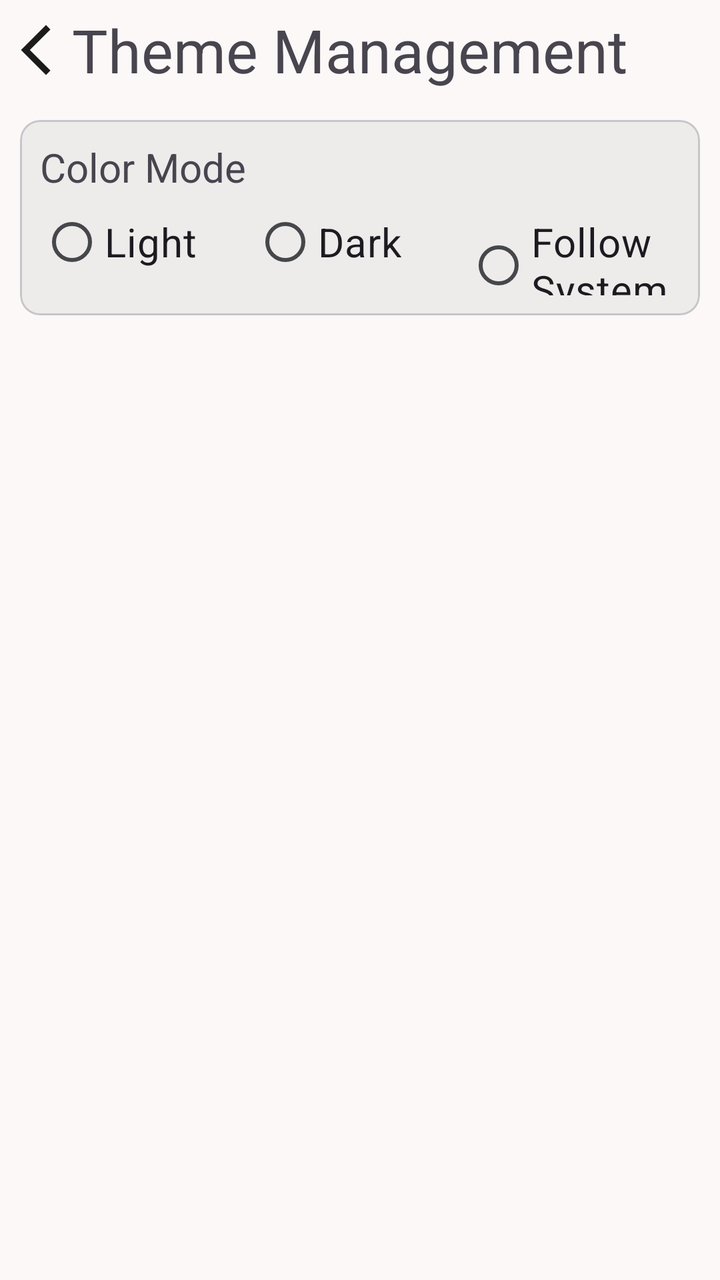
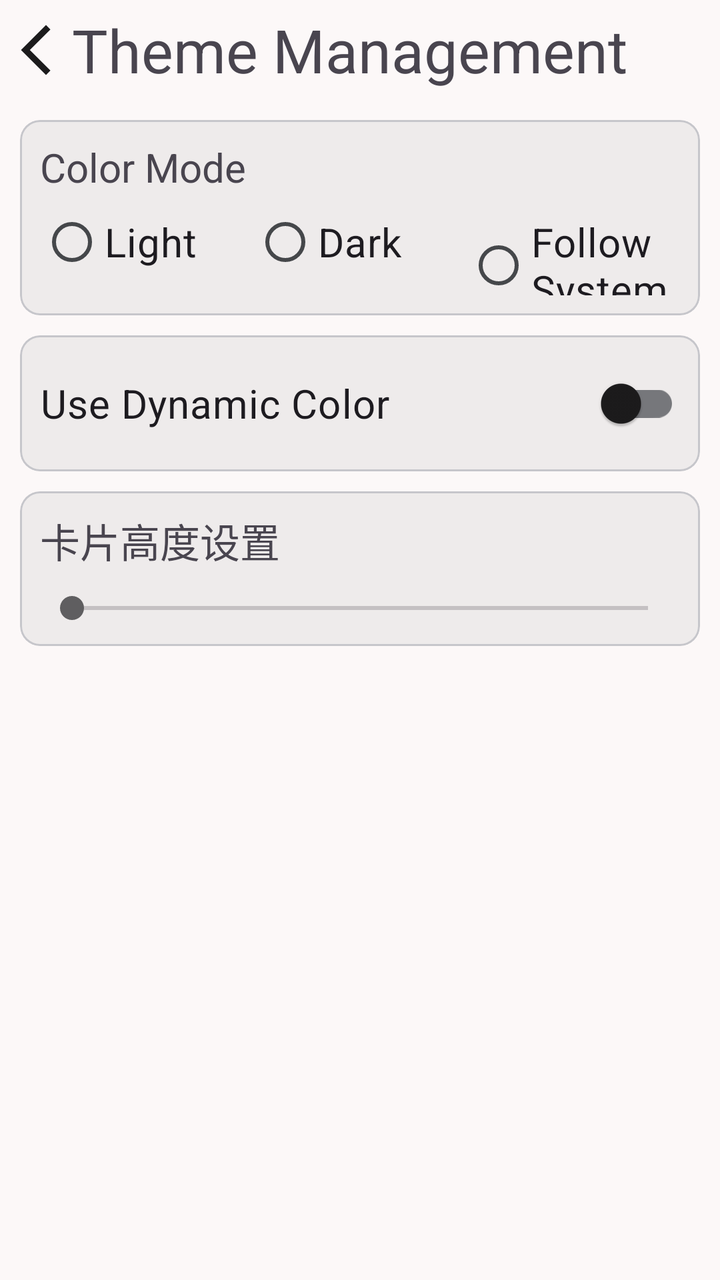

The first picture is an Android layout as it rendered before a commit; the second is the same layout after the commit. The layout source and the unified diff follow.
<!-- AndroidManifest.xml: application theme Theme.TodayToEat -->
<!-- res/layout/activity_theme.xml -->
<?xml version="1.0" encoding="utf-8"?>
<androidx.constraintlayout.widget.ConstraintLayout xmlns:android="http://schemas.android.com/apk/res/android"
    xmlns:app="http://schemas.android.com/apk/res-auto"
    xmlns:tools="http://schemas.android.com/tools"
    android:id="@+id/theme_activity"
    android:layout_width="match_parent"
    android:layout_height="match_parent"
    tools:context=".ThemeActivity"
    android:layout_marginTop="30sp">

    <LinearLayout
        android:id="@+id/ll_theme_header"
        app:layout_constraintTop_toTopOf="parent"
        android:layout_width="match_parent"
        android:layout_height="50sp"
        android:orientation="horizontal">

        <ImageButton
            android:id="@+id/ib_back"
            android:layout_width="0dp"
            android:layout_height="50sp"
            android:layout_gravity="center"
            android:layout_weight="1"
            android:src="@drawable/baseline_arrow_back_ios_new_24"
            android:backgroundTint="@color/transparent"/>

        <TextView
            android:layout_width="0dp"
            android:layout_height="wrap_content"
            android:layout_gravity="center|start"
            android:layout_weight="9"
            android:text="@string/theme"
            android:textSize="30sp"
            tools:ignore="MissingConstraints" />

    </LinearLayout>

    <com.google.android.material.card.MaterialCardView
        android:id="@+id/card_dark_or_light"
        android:layout_width="match_parent"
        android:layout_height="wrap_content"
        android:orientation="vertical"
        app:cardCornerRadius="10sp"
        app:cardElevation="3sp"
        android:outlineAmbientShadowColor="@android:color/transparent"
        android:outlineSpotShadowColor="@android:color/transparent"
        android:layout_margin="10sp"
        app:layout_constraintTop_toBottomOf="@id/ll_theme_header"
        tools:ignore="MissingConstraints">

        <LinearLayout
            android:layout_width="match_parent"
            android:layout_height="wrap_content"
            android:layout_margin="10sp"
            android:orientation="vertical">

            <TextView
                android:layout_width="wrap_content"
                android:layout_height="match_parent"
                android:text="@string/color_mode"
                android:textSize="20sp" />

            <RadioGroup
                android:id="@+id/rg_color_mode_manager"
                android:layout_width="match_parent"
                android:layout_height="wrap_content"
                android:orientation="horizontal">

                <com.google.android.material.radiobutton.MaterialRadioButton
                    android:id="@+id/rb_light"
                    android:layout_width="0dp"
                    android:layout_weight="1"
                    android:layout_height="wrap_content"
                    android:text="@string/light"
                    android:textSize="20sp"
                    android:gravity="center_vertical" />

                <com.google.android.material.radiobutton.MaterialRadioButton
                    android:id="@+id/rb_dark"
                    android:layout_width="0dp"
                    android:layout_weight="1"
                    android:layout_height="wrap_content"
                    android:text="@string/dark"
                    android:textSize="20sp"
                    android:gravity="center_vertical" />

                <com.google.android.material.radiobutton.MaterialRadioButton
                    android:id="@+id/rb_system"
                    android:layout_width="0sp"
                    android:layout_weight="1"
                    android:layout_height="wrap_content"
                    android:text="@string/follow_system"
                    android:textSize="20sp"
                    android:gravity="center_vertical"/>

            </RadioGroup>

        </LinearLayout>

    </com.google.android.material.card.MaterialCardView>

    <com.google.android.material.card.MaterialCardView
        android:id="@+id/card_color_manager"
        android:layout_width="match_parent"
        android:layout_height="wrap_content"
        android:orientation="vertical"
        app:cardCornerRadius="10sp"
        app:cardElevation="3sp"
        android:outlineAmbientShadowColor="@android:color/transparent"
        android:outlineSpotShadowColor="@android:color/transparent"
        android:layout_margin="10sp"
        android:visibility="gone"
        app:layout_constraintTop_toBottomOf="@id/card_dark_or_light">

        <com.google.android.material.switchmaterial.SwitchMaterial
            android:id="@+id/sw_color_manager"
            android:layout_width="match_parent"
            android:layout_height="wrap_content"
            android:text="@string/dynamic_color"
            android:textSize="20sp"
            android:layout_margin="10sp"/>

    </com.google.android.material.card.MaterialCardView>

</androidx.constraintlayout.widget.ConstraintLayout>
<!-- resources referenced by this layout -->
<resources>
  <color name="transparent">#00ffffff</color>
  <!-- drawable baseline_arrow_back_ios_new_24 (drawable) -->
  <vector xmlns:android="http://schemas.android.com/apk/res/android" android:height="30dp" android:tint="?attr/colorOnSurface" android:viewportHeight="24" android:viewportWidth="24" android:width="30dp">
        
      <path android:fillColor="@android:color/white" android:pathData="M17.77,3.77l-1.77,-1.77l-10,10l10,10l1.77,-1.77l-8.23,-8.23z"/>
      
  </vector>
  <string name="color_mode">Color Mode</string>
  <string name="dark">Dark</string>
  <string name="dynamic_color">Use Dynamic Color</string>
  <string name="follow_system">Follow System</string>
  <string name="light">Light</string>
  <string name="theme">Theme Management</string>
  <style name="Theme.TodayToEat" parent="@style/Theme.TodayToEatBase" />
  <color name="md_theme_primary">#5D5E62</color>
  <color name="md_theme_onPrimary">#FFFFFF</color>
  <color name="md_theme_primaryContainer">#949498</color>
  <color name="md_theme_onPrimaryContainer">#2C2D30</color>
  <color name="md_theme_secondary">#5F5E60</color>
  <color name="md_theme_onSecondary">#FFFFFF</color>
  <color name="md_theme_secondaryContainer">#E1DFE0</color>
  <color name="md_theme_onSecondaryContainer">#636264</color>
  <color name="md_theme_tertiary">#635D60</color>
  <color name="md_theme_onTertiary">#FFFFFF</color>
  <color name="md_theme_tertiaryContainer">#9A9296</color>
  <color name="md_theme_onTertiaryContainer">#312B2F</color>
  <color name="md_theme_error">#BA1A1A</color>
  <color name="md_theme_onError">#FFFFFF</color>
  <color name="md_theme_errorContainer">#FFDAD6</color>
  <color name="md_theme_onErrorContainer">#93000A</color>
  <color name="md_theme_background">#FCF8F8</color>
  <color name="md_theme_onBackground">#1C1B1C</color>
  <color name="md_theme_surface">#FCF8F8</color>
  <color name="md_theme_onSurface">#1C1B1C</color>
  <color name="md_theme_surfaceVariant">#E3E2E7</color>
  <color name="md_theme_onSurfaceVariant">#45474A</color>
  <color name="md_theme_outline">#76777B</color>
  <color name="md_theme_outlineVariant">#C6C6CB</color>
  <color name="md_theme_inverseSurface">#313030</color>
  <color name="md_theme_inverseOnSurface">#F4F0F0</color>
  <color name="md_theme_inversePrimary">#C7C6CA</color>
  <color name="md_theme_primaryFixed">#E3E2E6</color>
  <color name="md_theme_onPrimaryFixed">#1A1C1F</color>
  <color name="md_theme_primaryFixedDim">#C7C6CA</color>
  <color name="md_theme_onPrimaryFixedVariant">#46474A</color>
  <color name="md_theme_secondaryFixed">#E4E2E3</color>
  <color name="md_theme_onSecondaryFixed">#1B1B1D</color>
  <color name="md_theme_secondaryFixedDim">#C8C6C7</color>
  <color name="md_theme_onSecondaryFixedVariant">#474648</color>
  <color name="md_theme_tertiaryFixed">#EAE0E4</color>
  <color name="md_theme_onTertiaryFixed">#1F1A1D</color>
  <color name="md_theme_tertiaryFixedDim">#CDC4C8</color>
  <color name="md_theme_onTertiaryFixedVariant">#4B4549</color>
  <color name="md_theme_surfaceDim">#DDD9D9</color>
  <color name="md_theme_surfaceBright">#FCF8F8</color>
  <color name="md_theme_surfaceContainerLowest">#FFFFFF</color>
  <color name="md_theme_surfaceContainerLow">#F7F3F2</color>
  <color name="md_theme_surfaceContainer">#F1EDED</color>
  <color name="md_theme_surfaceContainerHigh">#EBE7E7</color>
  <color name="md_theme_surfaceContainerHighest">#E5E2E1</color>
  <!-- unchanged entries left out for length: 1 -->
</resources>

<!-- the commit's change to res/layout/activity_theme.xml (unified diff, before → after) -->
@@ -109,7 +109,7 @@
         android:outlineAmbientShadowColor="@android:color/transparent"
         android:outlineSpotShadowColor="@android:color/transparent"
         android:layout_margin="10sp"
-        android:visibility="gone"
+        android:visibility="visible"
         app:layout_constraintTop_toBottomOf="@id/card_dark_or_light">
 
         <com.google.android.material.switchmaterial.SwitchMaterial
@@ -122,4 +122,39 @@
 
     </com.google.android.material.card.MaterialCardView>
 
+    <com.google.android.material.card.MaterialCardView
+        android:id="@+id/card_change_card_elevation"
+        android:layout_width="match_parent"
+        android:layout_height="wrap_content"
+        android:orientation="vertical"
+        app:cardCornerRadius="10sp"
+        app:cardElevation="3sp"
+        android:outlineAmbientShadowColor="@android:color/transparent"
+        android:outlineSpotShadowColor="@android:color/transparent"
+        android:layout_margin="10sp"
+        app:layout_constraintTop_toBottomOf="@id/card_color_manager">
+
+        <LinearLayout
+            android:layout_width="match_parent"
+            android:layout_height="wrap_content"
+            android:orientation="vertical"
+            android:layout_margin="10sp">
+
+            <TextView
+                android:layout_width="match_parent"
+                android:layout_height="wrap_content"
+                android:text="卡片高度设置"
+                android:textSize="20sp"/>
+
+            <androidx.appcompat.widget.AppCompatSeekBar
+                android:id="@+id/sb_change_card_elevation"
+                android:layout_width="match_parent"
+                android:layout_height="wrap_content"
+                android:layout_marginTop="10sp"
+                android:max="10" />
+
+        </LinearLayout>
+
+    </com.google.android.material.card.MaterialCardView>
+
 </androidx.constraintlayout.widget.ConstraintLayout>
